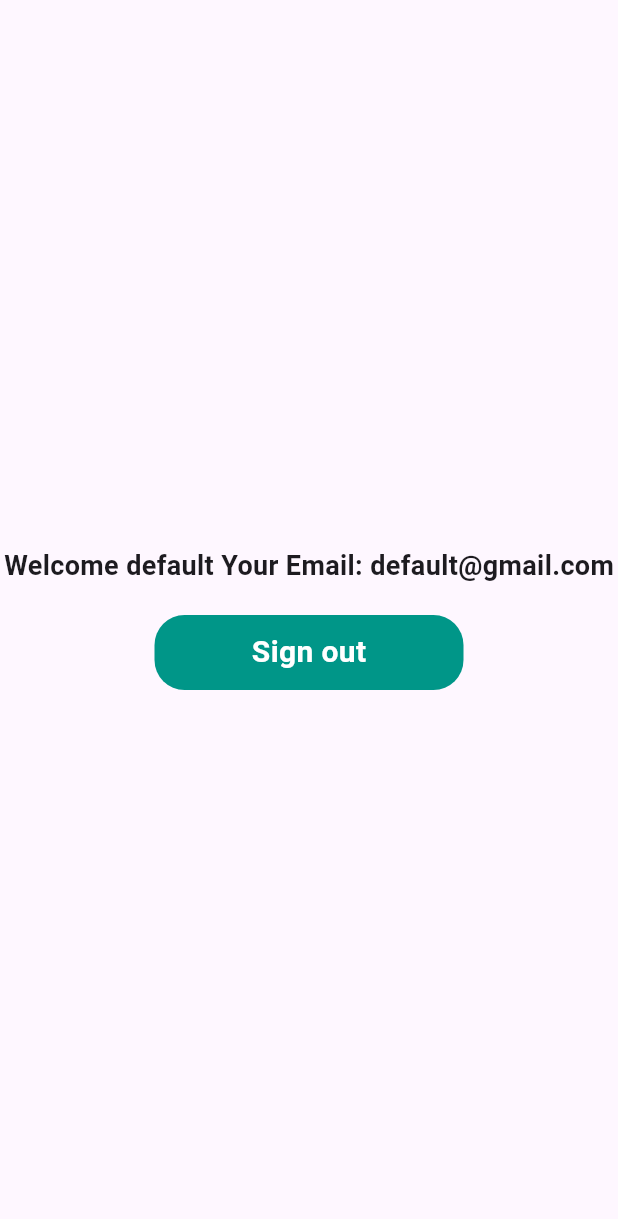
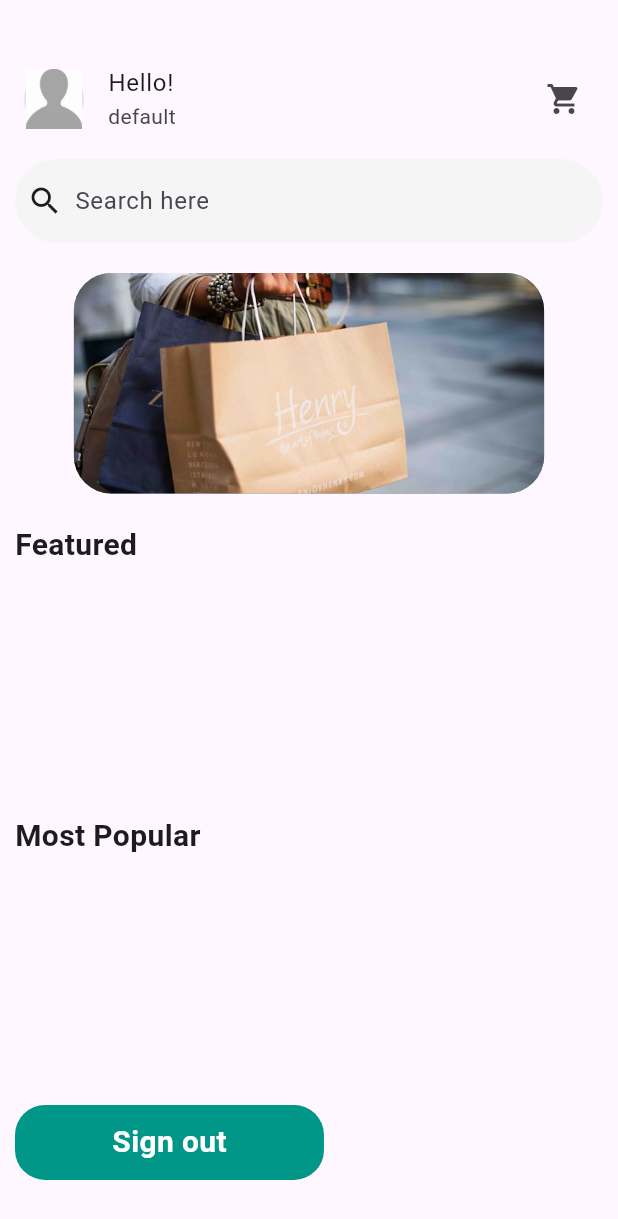
Before and after one commit to nasifayc/afronex-task-4, a Flutter app: the HomePage screen opened directly, on a phone screen of 412 x 824 dp. Shown: the top 1219 px of the screen. Run offline on Flutter 3.47's test engine with Material 3 defaults, Android fonts, the phone set to English and light mode, and no system bars; drawn by our look-alikes of carousel_slider; our stand-ins replace cloud_firestore, firebase_auth, firebase_core, fluttertoast, get, google_nav_bar; accounts and stored records are empty.

Commit message:
working on product model and controllers

```diff
--- a/afronex_shop_app/lib/models/user_model.dart
+++ b/afronex_shop_app/lib/models/user/user_model.dart
@@ -1,7 +1,7 @@
 import 'package:cloud_firestore/cloud_firestore.dart';
 
 class UserModel {
-  final String _defaultProfileURL = 'asset/images/default.jpg';
+  final String defaultProfileURL = 'asset/images/default.jpg';
   String username;
   final String email;
   final String password;
--- a/afronex_shop_app/lib/providers/user_controller.dart
+++ b/afronex_shop_app/lib/providers/user_controller.dart
@@ -1,4 +1,4 @@
-import 'package:afronex_shop_app/models/user_model.dart';
+import 'package:afronex_shop_app/models/user/user_model.dart';
 import 'package:afronex_shop_app/screens/landing.dart';
 import 'package:afronex_shop_app/screens/users/login.dart';
 import 'package:afronex_shop_app/services/firebase_auth_services.dart';
@@ -53,7 +53,7 @@ class UserController extends GetxController {
     if (user != null) {
       _loadUserInfo();
       _isSignIn.value = false;
-      Get.to(const LandingPage());
+      Get.off(const LandingPage());
     } else {
       _isSignIn.value = false;
       showToast(message: 'No User Found');
--- a/afronex_shop_app/lib/screens/bottom_navigations/home.dart
+++ b/afronex_shop_app/lib/screens/bottom_navigations/home.dart
@@ -1,5 +1,7 @@
 import 'package:afronex_shop_app/providers/user_controller.dart';
+import 'package:afronex_shop_app/services/utils/image_slider.dart';
 import 'package:afronex_shop_app/widgets/buttons.dart';
+import 'package:afronex_shop_app/widgets/search_bar.dart';
 import 'package:flutter/material.dart';
 import 'package:get/get.dart';
 
@@ -11,26 +13,55 @@ class HomePage extends StatefulWidget {
 }
 
 class _HomePageState extends State<HomePage> {
+  TextEditingController searchController = TextEditingController();
   UserController controller = Get.find();
 
   @override
   Widget build(BuildContext context) {
     return Scaffold(
-      body: Center(
+      appBar: PreferredSize(
+        preferredSize: const Size.fromHeight(kToolbarHeight + 30),
+        child: AppBar(
+          flexibleSpace: Column(
+            children: [
+              const SizedBox(
+                height: 30,
+              ),
+              GetBuilder<UserController>(builder: (_) {
+                final user = controller.user;
+                return ListTile(
+                    leading: CircleAvatar(
+                      child: controller.user.imgUrl == null
+                          ? Image.asset(user.defaultProfileURL)
+                          : Image.network(user.imgUrl!),
+                    ),
+                    title: const Text('Hello!'),
+                    subtitle: Text(user.username),
+                    trailing: const Icon(Icons.shopping_cart));
+              }),
+            ],
+          ),
+        ),
+      ),
+      body: SingleChildScrollView(
+        child: Padding(
+          padding: const EdgeInsets.symmetric(horizontal: 10),
           child: Column(
-          mainAxisSize: MainAxisSize.min,
+            crossAxisAlignment: CrossAxisAlignment.start,
             children: [
-            GetBuilder<UserController>(
-              builder: (_) {
-                final user = controller.user;
-                return Text(
-                  'Welcome ${user.username} Your Email: ${user.email}',
-                  style: const TextStyle(
-                      fontSize: 18, fontWeight: FontWeight.bold),
-                );
-              },
+              const SizedBox(height: 20),
+              SearchBox(controller: searchController),
+              const SizedBox(height: 20),
+              CarouselSliderAnimation(),
+              const SizedBox(height: 20),
+              const Text(
+                'Featured',
+                style: TextStyle(fontSize: 20, fontWeight: FontWeight.bold),
               ),
-            const SizedBox(height: 20),
+              SizedBox(height: Get.height * 0.2),
+              const Text('Most Popular',
+                  style: TextStyle(fontSize: 20, fontWeight: FontWeight.bold)),
+              SizedBox(height: Get.height * 0.2),
               GetBuilder<UserController>(
                 builder: (controller) {
                   return controller.isSignOut
@@ -49,6 +80,7 @@ class _HomePageState extends State<HomePage> {
             ],
           ),
         ),
+      ),
     );
   }
 }
--- a/afronex_shop_app/lib/services/firebase_auth_services.dart
+++ b/afronex_shop_app/lib/services/firebase_auth_services.dart
@@ -1,4 +1,4 @@
-import 'package:afronex_shop_app/models/user_model.dart';
+import 'package:afronex_shop_app/models/user/user_model.dart';
 import 'package:afronex_shop_app/services/utils/toast_message.dart';
 import 'package:cloud_firestore/cloud_firestore.dart';
 import 'package:firebase_auth/firebase_auth.dart';
--- /dev/null
+++ b/afronex_shop_app/lib/services/utils/image_slider.dart
@@ -0,0 +1,40 @@
+import 'package:flutter/material.dart';
+import 'package:carousel_slider/carousel_slider.dart';
+
+class CarouselSliderAnimation extends StatelessWidget {
+  CarouselSliderAnimation({super.key});
+
+  final List<String> images = [
+    'asset/images/image2.jpg',
+    'asset/images/image1.jpg',
+    'asset/images/image3.jpg',
+    'asset/images/image4.jpg',
+  ];
+
+  @override
+  Widget build(BuildContext context) {
+    return CarouselSlider(
+      options: CarouselOptions(
+        enlargeFactor: 10,
+        disableCenter: true,
+        aspectRatio: 16 / 6,
+        autoPlay: true,
+        enlargeCenterPage: true,
+      ),
+      items: images.map((String url) {
+        return Builder(
+          builder: (BuildContext context) {
+            return Container(
+              width: double.infinity,
+              decoration: BoxDecoration(
+                  borderRadius: const BorderRadius.all(Radius.circular(25)),
+                  color: Colors.blueGrey,
+                  image: DecorationImage(
+                      image: AssetImage(url), fit: BoxFit.cover)),
+            );
+          },
+        );
+      }).toList(),
+    );
+  }
+}
--- /dev/null
+++ b/afronex_shop_app/lib/widgets/search_bar.dart
@@ -0,0 +1,17 @@
+import 'package:flutter/material.dart';
+
+class SearchBox extends StatelessWidget {
+  const SearchBox({super.key, required this.controller});
+  final TextEditingController controller;
+
+  @override
+  Widget build(BuildContext context) {
+    return SearchBar(
+      backgroundColor: MaterialStatePropertyAll(Colors.grey[100]),
+      controller: controller,
+      elevation: const MaterialStatePropertyAll(0),
+      hintText: 'Search here',
+      leading: GestureDetector(onTap: () {}, child: const Icon(Icons.search)),
+    );
+  }
+}
--- a/afronex_shop_app/pubspec.yaml
+++ b/afronex_shop_app/pubspec.yaml
@@ -42,6 +42,7 @@ dependencies:
   cloud_firestore: ^4.15.9
   fluttertoast: ^8.2.4
   get: ^4.6.6
+  carousel_slider: ^4.2.1
 
 dev_dependencies:
   flutter_test:
```
Also changed, not shown: afronex_shop_app/lib/models/product/category_model.dart (added, +19 -0 lines), afronex_shop_app/lib/models/product/product_model.dart (added, +40 -0 lines), afronex_shop_app/lib/widgets/user_info_card.dart (deleted, +0 -15 lines), afronex_shop_app/asset/images/image1.jpg (added), afronex_shop_app/asset/images/image2.jpg (added), afronex_shop_app/asset/images/image3.jpg (added), afronex_shop_app/asset/images/image4.jpg (added), afronex_shop_app/pubspec.lock. Lines whose indentation alone changed are shown as unchanged.
